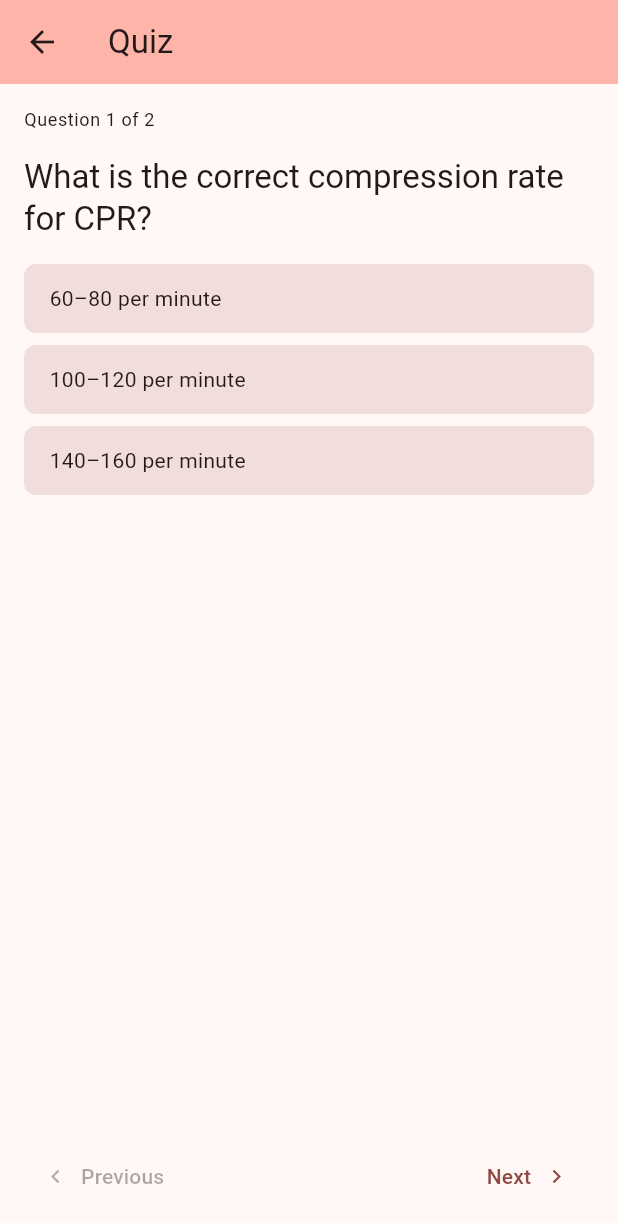
After one commit to togwat/first_aid_app_flutter, a Flutter app: the QuizPage screen opened directly, on a phone screen of 412 x 824 dp. The commit adds this screen. Shown: the top 1223 px of the screen. Run offline on Flutter 3.47's test engine with Material 3 defaults, Android fonts, the phone set to English and light mode, and no system bars; our stand-ins replace material_symbols_icons.

Commit message:
Quiz page implemented

```diff
--- /dev/null
+++ b/lib/models/quiz.dart
@@ -0,0 +1,13 @@
+class Quiz {
+  const Quiz(this.questions);
+
+  final List<QuizQuestion> questions;
+}
+
+class QuizQuestion {
+  const QuizQuestion(this.question, this.choices, this.answer);
+
+  final String question;
+  final List<String> choices;
+  final int answer; // index
+}
--- a/lib/screens/home_page.dart
+++ b/lib/screens/home_page.dart
@@ -1,3 +1,4 @@
+import 'package:first_aid_app/screens/quiz_page.dart';
 import 'package:first_aid_app/widgets/first_aid_menu.dart';
 import 'package:first_aid_app/widgets/app_bar.dart';
 import 'package:first_aid_app/widgets/disclaimer_dialog_content.dart';
@@ -32,10 +33,24 @@ class _MyHomePageState extends State<MyHomePage> {
   Widget build(BuildContext context) {
     return Scaffold(
       appBar: MyAppBar(widget.title),
-      body: Center(
-        // Center is a layout widget. It takes a single child and positions it
-        // in the middle of the parent.
-        child: FirstAidMenu()
+      body: ListView(
+        children: [
+          FirstAidMenu(),
+          Divider(),
+          ListTile(
+            title: Text("Quiz"),
+            leading: Icon(Icons.question_mark_rounded, color: Colors.redAccent),
+            trailing: const Icon(Icons.chevron_right),
+            onTap: () {
+              Navigator.push(
+                context,
+                MaterialPageRoute(
+                  builder: (context) => QuizPage()
+                )
+              );
+            }
+          )
+        ]
       )
     );
   }
--- /dev/null
+++ b/lib/screens/quiz_page.dart
@@ -0,0 +1,89 @@
+import 'package:first_aid_app/models/quiz.dart';
+import 'package:first_aid_app/widgets/app_bar.dart';
+import 'package:first_aid_app/widgets/question_card.dart';
+import 'package:flutter/material.dart';
+
+// ─── Add your questions here ─────────────────────────────────────────────────
+
+const _quiz = Quiz([
+  QuizQuestion(
+    'What is the correct compression rate for CPR?',
+    ['60–80 per minute', '100–120 per minute', '140–160 per minute'],
+    1,
+  ),
+  QuizQuestion(
+    'How long should you cool a burn under running water?',
+    ['5 minutes', '10 minutes', '20 minutes'],
+    2,
+  ),
+]);
+
+// ─────────────────────────────────────────────────────────────────────────────
+
+class QuizPage extends StatefulWidget {
+  const QuizPage({super.key});
+
+  @override
+  State<QuizPage> createState() => _QuizPageState();
+}
+
+class _QuizPageState extends State<QuizPage> {
+  int _currentIndex = 0;
+
+  bool get _canGoBack => _currentIndex > 0;
+  bool get _canGoNext => _currentIndex < _quiz.questions.length - 1;
+
+  void _onAnswer(int choice) {}
+
+  void _goNext() {
+    if (_canGoNext) setState(() => _currentIndex++);
+  }
+
+  void _goPrev() {
+    if (_canGoBack) setState(() => _currentIndex--);
+  }
+
+  @override
+  Widget build(BuildContext context) {
+    return Scaffold(
+      appBar: MyAppBar('Quiz'),
+      body: Padding(
+        padding: const EdgeInsets.all(16),
+        child: Column(
+          crossAxisAlignment: CrossAxisAlignment.stretch,
+          children: [
+            Text(
+              'Question ${_currentIndex + 1} of ${_quiz.questions.length}',
+              style: Theme.of(context).textTheme.bodySmall,
+            ),
+            const SizedBox(height: 16),
+            Expanded(
+              child: QuestionCard(
+                key: ValueKey(_currentIndex),
+                _quiz.questions[_currentIndex],
+                onAnswer: _onAnswer,
+              ),
+            ),
+            const SizedBox(height: 16),
+            Row(
+              mainAxisAlignment: MainAxisAlignment.spaceBetween,
+              children: [
+                TextButton.icon(
+                  onPressed: _canGoBack ? _goPrev : null,
+                  icon: const Icon(Icons.chevron_left),
+                  label: const Text('Previous'),
+                ),
+                TextButton.icon(
+                  onPressed: _canGoNext ? _goNext : null,
+                  icon: const Icon(Icons.chevron_right),
+                  iconAlignment: IconAlignment.end,
+                  label: const Text('Next'),
+                )
+              ],
+            ),
+          ],
+        ),
+      ),
+    );
+  }
+}
--- a/lib/widgets/first_aid_menu.dart
+++ b/lib/widgets/first_aid_menu.dart
@@ -100,6 +100,8 @@ class FirstAidMenu extends StatelessWidget {
   @override
   Widget build(BuildContext context) {
     return ListView(
+      shrinkWrap: true,
+      physics: const NeverScrollableScrollPhysics(),
       children: _listItems.map(
         (item) => ListTile(
           title: Text(item.title),
--- /dev/null
+++ b/lib/widgets/question_card.dart
@@ -0,0 +1,90 @@
+import 'package:first_aid_app/models/quiz.dart';
+import 'package:flutter/material.dart';
+
+class QuestionCard extends StatefulWidget {
+  const QuestionCard(this.question, {required this.onAnswer, super.key});
+
+  final QuizQuestion question;
+  final void Function(int choice) onAnswer;
+
+  @override
+  State<QuestionCard> createState() => _QuestionCardState();
+}
+
+class _QuestionCardState extends State<QuestionCard> {
+  int? _selectedChoice;
+
+  void _handleTap(int index) {
+    if (_selectedChoice != null) return;
+    setState(() => _selectedChoice = index);
+    widget.onAnswer(index);
+  }
+
+  @override
+  Widget build(BuildContext context) {
+    return Column(
+      crossAxisAlignment: CrossAxisAlignment.start,
+      children: [
+        Text(
+          widget.question.question,
+          style: Theme.of(context).textTheme.titleLarge,
+        ),
+        const SizedBox(height: 16),
+        for (int i = 0; i < widget.question.choices.length; i++)
+          Padding(
+            padding: const EdgeInsets.only(bottom: 8),
+            child: _ChoiceTile(
+              label: widget.question.choices[i],
+              selected: _selectedChoice == i,
+              disabled: _selectedChoice != null,
+              onTap: () => _handleTap(i),
+            ),
+          ),
+      ],
+    );
+  }
+}
+
+class _ChoiceTile extends StatelessWidget {
+  const _ChoiceTile({
+    required this.label,
+    required this.selected,
+    required this.disabled,
+    required this.onTap,
+  });
+
+  final String label;
+  final bool selected;
+  final bool disabled;
+  final VoidCallback onTap;
+
+  @override
+  Widget build(BuildContext context) {
+    return GestureDetector(
+      onTap: disabled ? null : onTap,
+      child: Container(
+        width: double.infinity,
+        padding: const EdgeInsets.symmetric(horizontal: 16, vertical: 12),
+        decoration: BoxDecoration(
+          color: selected
+              ? Theme.of(context).colorScheme.primaryContainer
+              : Theme.of(context).colorScheme.surfaceContainerHighest,
+          borderRadius: BorderRadius.circular(8),
+          border: Border.all(
+            color: selected
+                ? Theme.of(context).colorScheme.primary
+                : Colors.transparent,
+          ),
+        ),
+        child: Text(
+          label,
+          style: TextStyle(
+            color: disabled && !selected
+                ? Theme.of(context).disabledColor
+                : Theme.of(context).colorScheme.onSurface,
+          ),
+        ),
+      ),
+    );
+  }
+}
```
